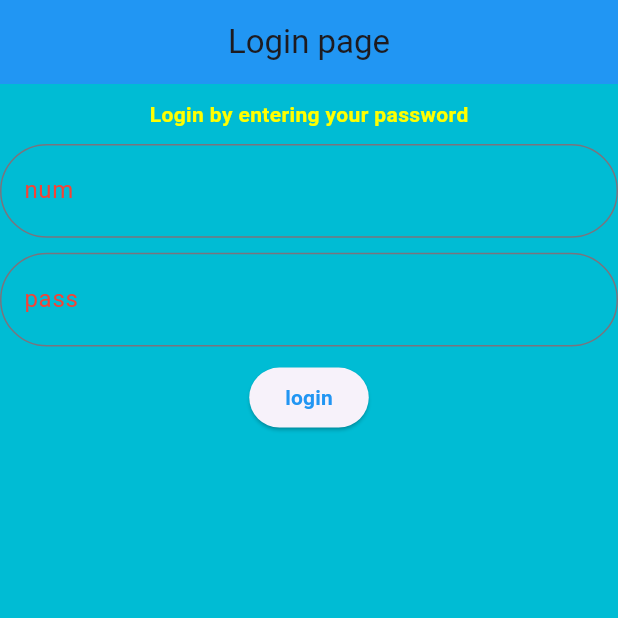
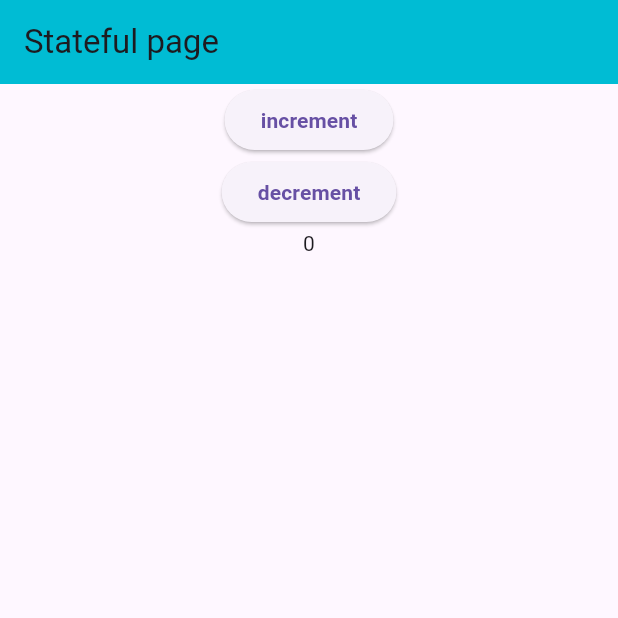
Before and after one commit to FerdusAhmed/Flutter_practice., a Flutter app: the screen it shows after launch, on a phone screen of 412 x 824 dp, the top half of it. Run offline on Flutter 3.47's test engine with Material 3 defaults, Android fonts, the phone set to English and light mode, and no system bars.

Commit message:
added some new file

```diff
--- a/lib/app.dart
+++ b/lib/app.dart
@@ -5,5 +5,5 @@ import 'loginpage.dart';
 
 void main()
 {
-  runApp(mynewapp());
+  runApp(MyApp());
 }
--- a/lib/myapp.dart
+++ b/lib/myapp.dart
@@ -1,16 +1,27 @@
 import 'package:flutter/material.dart';
+import 'package:mypractice_project/Gridview.dart';
+import 'package:mypractice_project/listview.dart';
 import 'home.dart';
 import 'loginpage.dart';
+import 'statefull.dart';
 
-class mynewapp extends StatelessWidget {
-  const mynewapp({super.key});
+class MyApp extends StatelessWidget {
+  const MyApp({super.key});
 
   @override
   Widget build(BuildContext context) {
     return MaterialApp(
       title: 'Myproject',
       //home: Thisishome(),
-      home: loging(),
+      // home: loging(),
+      // home: listview(),
+     // home: Gridv(),
+      home: mystateful(
+
+      ),
+
+      debugShowCheckedModeBanner: false,
+
 
     );
   }
--- /dev/null
+++ b/lib/statefull.dart
@@ -0,0 +1,47 @@
+import 'package:flutter/material.dart';
+
+class mystateful extends StatefulWidget {
+  const mystateful({super.key});
+
+  @override
+  State<mystateful> createState() => _mystatefulState();
+}
+
+class _mystatefulState extends State<mystateful> {
+  int c = 0;
+  @override
+  Widget build(BuildContext context) {
+    return Scaffold(
+      appBar: AppBar(
+        backgroundColor: Colors.cyan,
+        title: Text('Stateful page'),
+      ),
+
+      body: Center(
+        child: Column(
+
+          children: [
+            ElevatedButton(onPressed: (
+
+                ){
+              setState(() {
+                c++;
+              });
+            }, child: Text('increment',style: TextStyle(fontWeight: FontWeight.bold),)),
+            SizedBox(
+              width: 10,
+            ),
+            ElevatedButton(onPressed: (
+
+                ){
+             setState(() {
+               c--;
+             });
+            }, child: Text('decrement',style: TextStyle(fontWeight: FontWeight.bold),)),
+            Text(c.toString()),
+          ],
+        ),
+      ),
+    );
+  }
+}
--- a/pubspec.yaml
+++ b/pubspec.yaml
@@ -58,9 +58,8 @@ flutter:
   uses-material-design: true
 
   # To add assets to your application, add an assets section, like this:
-  # assets:
-  #   - images/a_dot_burr.jpeg
-  #   - images/a_dot_ham.jpeg
+assets :
+    - assets/
 
   # An image asset can refer to one or more resolution-specific "variants", see
   # https://flutter.dev/to/resolution-aware-images
```
Also changed, not shown: lib/Gridview.dart (added, +49 -0 lines), lib/home.dart (+17 -1 lines), lib/listview.dart (added, +36 -0 lines), lib/loginpage.dart (+28 -2 lines), assets/img.png (added), 1 other file.
